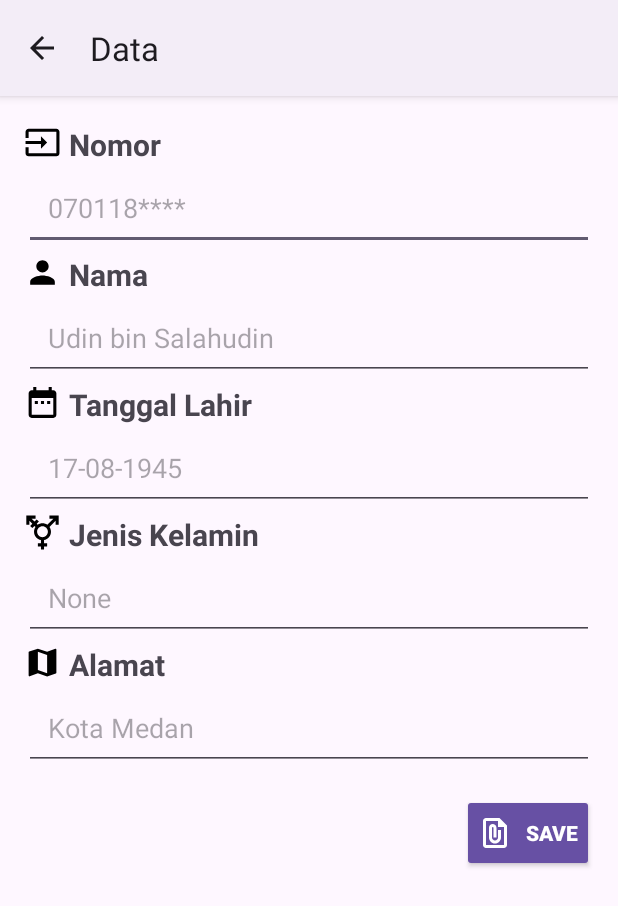
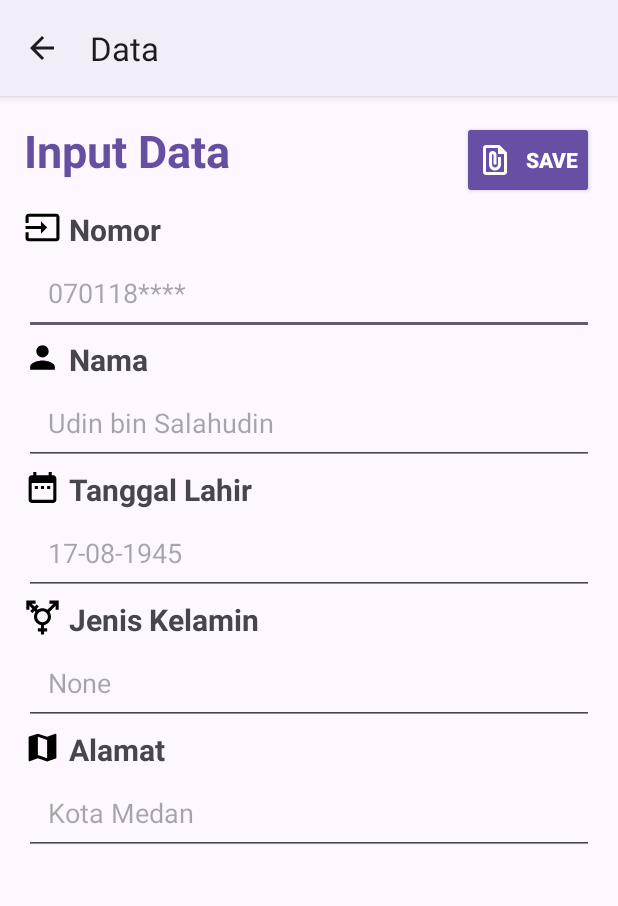
Before and after one commit to n4days/SIMKampus, an Android app: the Mahasiswa screen opened directly, with no data from a screen before it, on a phone screen of 412 x 824 dp. Shown: the top 906 px of the screen. Run offline under Robolectric (Android 15) with nearby library versions, the phone set to English and light mode, and no system bars.

Commit message:
feat(ujian) add controller and ui Mahasiswa

```diff
--- a/app/src/main/java/com/example/simkampus/Mahasiswa.java
+++ b/app/src/main/java/com/example/simkampus/Mahasiswa.java
@@ -9,6 +9,7 @@ import android.os.Bundle;
 import android.view.View;
 import android.widget.Button;
 import android.widget.EditText;
+import android.widget.TextView;
 import android.widget.Toast;
 
 import java.text.SimpleDateFormat;
@@ -23,6 +24,8 @@ public class Mahasiswa extends AppCompatActivity {
     private EditText etNomor, etName, etDate, etGender, etAddress;
     private Button btnSave;
 
+    private TextView tvTitleScreen;
+
     private DatabaseHelper dbHelper;
     private InfoMahasiswa infoMahasiswa;
     private boolean isEdit = false;
@@ -32,6 +35,7 @@ public class Mahasiswa extends AppCompatActivity {
         super.onCreate(savedInstanceState);
         setContentView(R.layout.activity_mahasiswa);
 
+        tvTitleScreen = findViewById(R.id.tvTitleScreen);
         etNomor = findViewById(R.id.etNomor);
         etName = findViewById(R.id.etName);
         etDate = findViewById(R.id.etDate);
@@ -46,6 +50,7 @@ public class Mahasiswa extends AppCompatActivity {
         getSupportActionBar().setDisplayHomeAsUpEnabled(true);
 
         if (getIntent().hasExtra("view_data_id")) {
+            tvTitleScreen.setText("Lihat Data");
             btnSave.setVisibility(View.GONE);
             int id = getIntent().getIntExtra("view_data_id", -1);
             infoMahasiswa = dbHelper.getData(id);
@@ -65,6 +70,7 @@ public class Mahasiswa extends AppCompatActivity {
         }
 
         if (getIntent().hasExtra("data_id")) {
+            tvTitleScreen.setText("Edit Data");
             btnSave.setText("Edit");
             int id = getIntent().getIntExtra("data_id", -1);
             infoMahasiswa = dbHelper.getData(id);
--- a/app/src/main/res/layout/activity_mahasiswa.xml
+++ b/app/src/main/res/layout/activity_mahasiswa.xml
@@ -7,12 +7,24 @@
     android:padding="16dp"
     tools:context=".Mahasiswa">
 
+    <TextView
+        android:id="@+id/tvTitleScreen"
+        android:layout_width="wrap_content"
+        android:layout_height="wrap_content"
+        android:text="Input Data"
+        android:textStyle="bold"
+        android:textSize="30sp"
+        android:paddingBottom="16dp"
+        android:textColor="#664FA3"
+        />
+
     <ImageView
         android:id="@+id/vNomor"
         android:layout_width="30sp"
         android:layout_height="30sp"
         app:srcCompat="@drawable/baseline_input_24"
         android:paddingRight="5sp"
+        android:layout_below="@id/tvTitleScreen"
         />
 
     <TextView
@@ -182,14 +194,16 @@
         style="@style/Widget.AppCompat.Button"
         android:layout_width="wrap_content"
         android:layout_height="wrap_content"
-        android:layout_below="@id/etAddress"
         android:layout_centerHorizontal="true"
-        android:layout_marginTop="16dp"
         android:drawableLeft="@drawable/baseline_file_present_24"
         android:drawableTint="#FFFFFF"
         android:textStyle="bold"
         android:padding="10dp"
         android:text="Save"
         android:layout_alignParentRight="true"
+        android:layout_alignBaseline="@id/tvTitleScreen"
+        android:layout_alignBottom="@id/tvTitleScreen"
         />
+
+
 </RelativeLayout>
```
